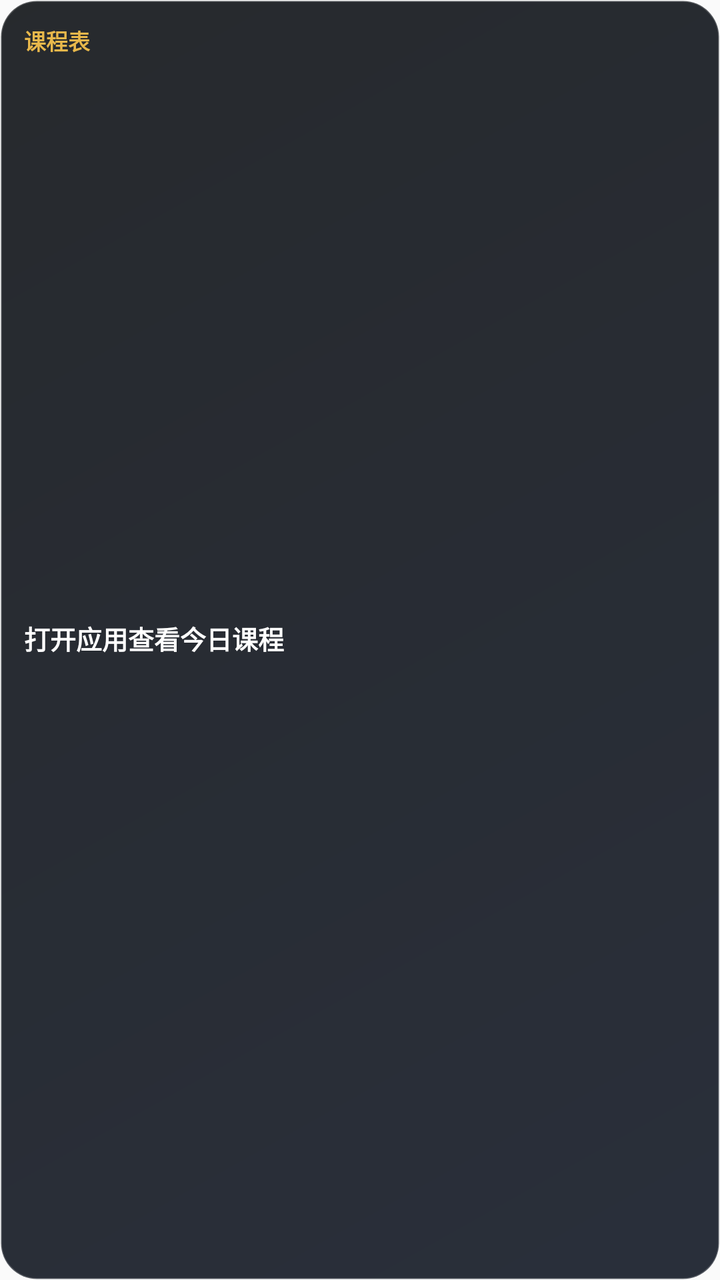
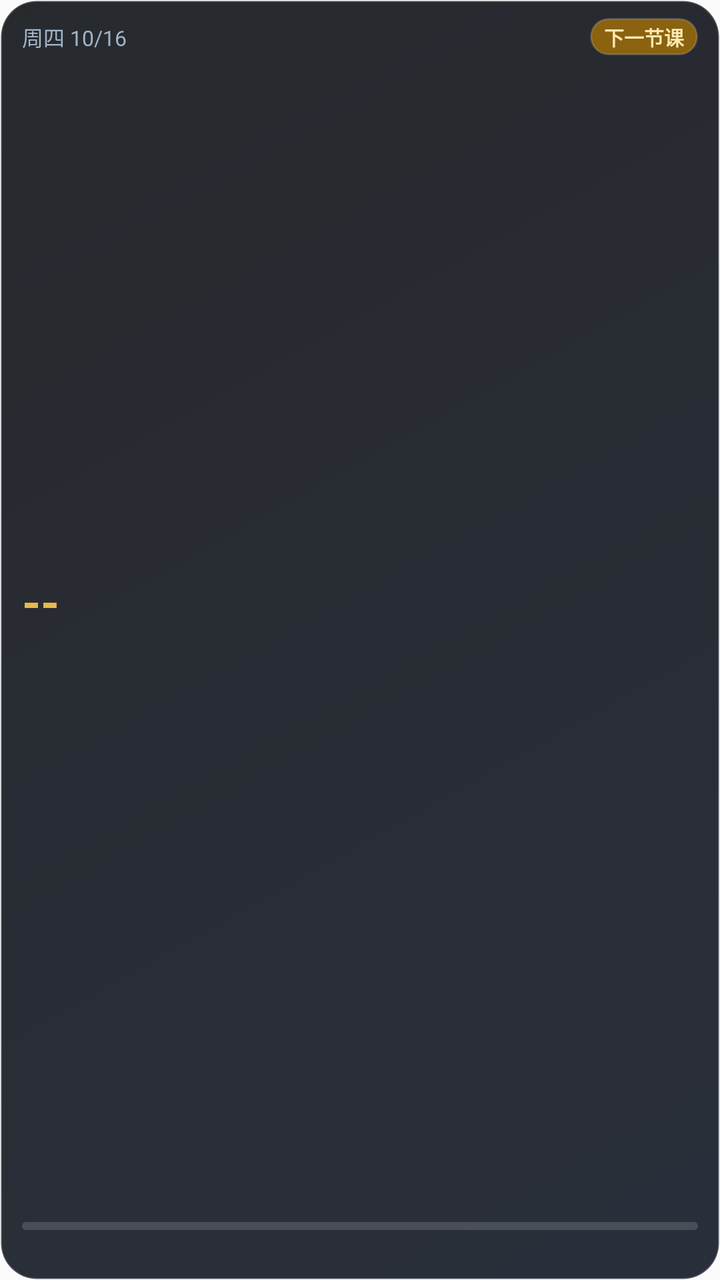

The first picture is an Android layout as it rendered before a commit; the second is the same layout after the commit. The layout source and the unified diff follow.
<!-- AndroidManifest.xml: application theme AppTheme -->
<!-- res/layout/schedule_widget_next.xml -->
<?xml version='1.0' encoding='utf-8'?>
<LinearLayout xmlns:android="http://schemas.android.com/apk/res/android"
    android:id="@+id/wn_root"
    android:layout_width="match_parent"
    android:layout_height="match_parent"
    android:background="@drawable/widget_bg"
    android:gravity="center_vertical"
    android:orientation="vertical"
    android:padding="12dp">

    <TextView
        android:id="@+id/wn_state"
        android:layout_width="match_parent"
        android:layout_height="wrap_content"
        android:ellipsize="end"
        android:maxLines="1"
        android:text="@string/widget_brand"
        android:textColor="#FFE8B84B"
        android:textSize="11sp"
        android:textStyle="bold" />

    <TextView
        android:id="@+id/wn_course"
        android:layout_width="match_parent"
        android:layout_height="0dp"
        android:layout_weight="1"
        android:layout_marginTop="4dp"
        android:ellipsize="end"
        android:gravity="center_vertical"
        android:maxLines="2"
        android:text="@string/widget_placeholder_hint"
        android:textColor="#FFFFFFFF"
        android:textSize="13sp"
        android:textStyle="bold" />

    <TextView
        android:id="@+id/wn_clock"
        android:layout_width="match_parent"
        android:layout_height="wrap_content"
        android:ellipsize="end"
        android:maxLines="1"
        android:paddingTop="3dp"
        android:paddingBottom="3dp"
        android:text=" "
        android:textColor="#FF7EE2C4"
        android:textSize="12sp"
        android:textStyle="bold" />
</LinearLayout>
<!-- resources referenced by this layout -->
<resources>
  <!-- drawable widget_bg (drawable) -->
  <?xml version='1.0' encoding='utf-8'?>
  <shape xmlns:android="http://schemas.android.com/apk/res/android"
      android:shape="rectangle">
      <corners android:radius="18dp" />
      <gradient
          android:angle="315"
          android:endColor="#F21E2430"
          android:startColor="#F21B1E22"
          android:type="linear" />
      <stroke
          android:width="1dp"
          android:color="#33FFFFFF" />
      <padding
          android:bottom="0dp"
          android:left="0dp"
          android:right="0dp"
          android:top="0dp" />
  </shape>
  <string name="widget_brand">课程表</string>
  <string name="widget_placeholder_hint">打开应用查看今日课程</string>
  <style name="AppTheme" parent="Theme.AppCompat.Light.DarkActionBar">
          
          <item name="colorPrimary">@color/colorPrimary</item>
          <item name="colorPrimaryDark">@color/colorPrimaryDark</item>
          <item name="colorAccent">@color/colorAccent</item>
      </style>
</resources>

<!-- the commit's change to res/layout/schedule_widget_next.xml (unified diff, before → after) -->
@@ -4,45 +4,99 @@
     android:layout_width="match_parent"
     android:layout_height="match_parent"
     android:background="@drawable/widget_bg"
-    android:gravity="center_vertical"
     android:orientation="vertical"
-    android:padding="12dp">
+    android:paddingLeft="11dp"
+    android:paddingTop="9dp"
+    android:paddingRight="11dp"
+    android:paddingBottom="9dp">
+
+    <LinearLayout
+        android:layout_width="match_parent"
+        android:layout_height="wrap_content"
+        android:gravity="center_vertical"
+        android:orientation="horizontal">
+
+        <TextView
+            android:id="@+id/wn_date"
+            android:layout_width="0dp"
+            android:layout_height="wrap_content"
+            android:layout_weight="1"
+            android:ellipsize="end"
+            android:maxLines="1"
+            android:text="周四 10/16"
+            android:textColor="#FF9FB4C9"
+            android:textSize="10.5sp" />
+
+        <TextView
+            android:id="@+id/wn_badge"
+            android:layout_width="wrap_content"
+            android:layout_height="wrap_content"
+            android:background="@drawable/badge_next"
+            android:ellipsize="end"
+            android:maxLines="1"
+            android:paddingLeft="7dp"
+            android:paddingTop="2dp"
+            android:paddingRight="7dp"
+            android:paddingBottom="2dp"
+            android:text="下一节课"
+            android:textColor="#FFFFE9B0"
+            android:textSize="10sp"
+            android:textStyle="bold" />
+    </LinearLayout>
 
     <TextView
-        android:id="@+id/wn_state"
+        android:id="@+id/wn_count"
+        android:layout_width="match_parent"
+        android:layout_height="0dp"
+        android:layout_marginTop="2dp"
+        android:layout_weight="1"
+        android:ellipsize="end"
+        android:gravity="center_vertical"
+        android:maxLines="1"
+        android:text="--"
+        android:textColor="#FFE8B84B"
+        android:textSize="24sp"
+        android:textStyle="bold" />
+
+    <TextView
+        android:id="@+id/wn_title"
         android:layout_width="match_parent"
         android:layout_height="wrap_content"
         android:ellipsize="end"
         android:maxLines="1"
-        android:text="@string/widget_brand"
-        android:textColor="#FFE8B84B"
-        android:textSize="11sp"
+        android:text=" "
+        android:textColor="#FFFFFFFF"
+        android:textSize="14sp"
         android:textStyle="bold" />
 
     <TextView
-        android:id="@+id/wn_course"
-        android:layout_width="match_parent"
-        android:layout_height="0dp"
-        android:layout_weight="1"
-        android:layout_marginTop="4dp"
-        android:ellipsize="end"
-        android:gravity="center_vertical"
-        android:maxLines="2"
-        android:text="@string/widget_placeholder_hint"
-        android:textColor="#FFFFFFFF"
-        android:textSize="13sp"
-        android:textStyle="bold" />
-
-    <TextView
-        android:id="@+id/wn_clock"
+        android:id="@+id/wn_sub"
         android:layout_width="match_parent"
         android:layout_height="wrap_content"
         android:ellipsize="end"
         android:maxLines="1"
-        android:paddingTop="3dp"
-        android:paddingBottom="3dp"
         android:text=" "
-        android:textColor="#FF7EE2C4"
-        android:textSize="12sp"
-        android:textStyle="bold" />
+        android:textColor="#FF9FB4C9"
+        android:textSize="11sp" />
+
+    <ProgressBar
+        android:id="@+id/wn_bar"
+        style="?android:attr/progressBarStyleHorizontal"
+        android:layout_width="match_parent"
+        android:layout_height="4dp"
+        android:layout_marginTop="6dp"
+        android:max="100"
+        android:progress="0"
+        android:progressDrawable="@drawable/progress_track" />
+
+    <TextView
+        android:id="@+id/wn_progress"
+        android:layout_width="match_parent"
+        android:layout_height="wrap_content"
+        android:layout_marginTop="3dp"
+        android:ellipsize="end"
+        android:maxLines="1"
+        android:text=" "
+        android:textColor="#FF9FB4C9"
+        android:textSize="9.5sp" />
 </LinearLayout>
<!-- resource entries referenced after the edit -->
@@ -1,5 +1,31 @@
 <!-- resources referenced by this layout -->
 <resources>
+  <!-- drawable badge_next (drawable) -->
+  <?xml version="1.0" encoding="utf-8"?>
+  <shape xmlns:android="http://schemas.android.com/apk/res/android"
+      android:shape="rectangle">
+      <corners android:radius="999dp" />
+      <solid android:color="#8A6210" />
+      <stroke android:width="1dp" android:color="#26FFFFFF" />
+  </shape>
+  <!-- drawable progress_track (drawable) -->
+  <?xml version="1.0" encoding="utf-8"?>
+  <layer-list xmlns:android="http://schemas.android.com/apk/res/android">
+      <item android:id="@android:id/background">
+          <shape android:shape="rectangle">
+              <corners android:radius="999dp" />
+              <solid android:color="#26FFFFFF" />
+          </shape>
+      </item>
+      <item android:id="@android:id/progress">
+          <clip>
+              <shape android:shape="rectangle">
+                  <corners android:radius="999dp" />
+                  <gradient android:angle="0" android:startColor="#FFD166" android:endColor="#F2A93B" />
+              </shape>
+          </clip>
+      </item>
+  </layer-list>
   <!-- drawable widget_bg (drawable) -->
   <?xml version='1.0' encoding='utf-8'?>
   <shape xmlns:android="http://schemas.android.com/apk/res/android"
@@ -19,8 +45,6 @@
           android:right="0dp"
           android:top="0dp" />
   </shape>
-  <string name="widget_brand">课程表</string>
-  <string name="widget_placeholder_hint">打开应用查看今日课程</string>
   <style name="AppTheme" parent="Theme.AppCompat.Light.DarkActionBar">
           
           <item name="colorPrimary">@color/colorPrimary</item>
